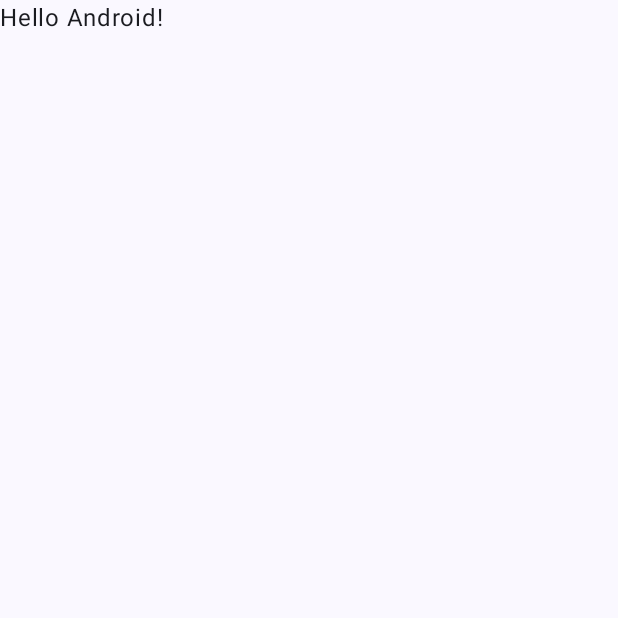
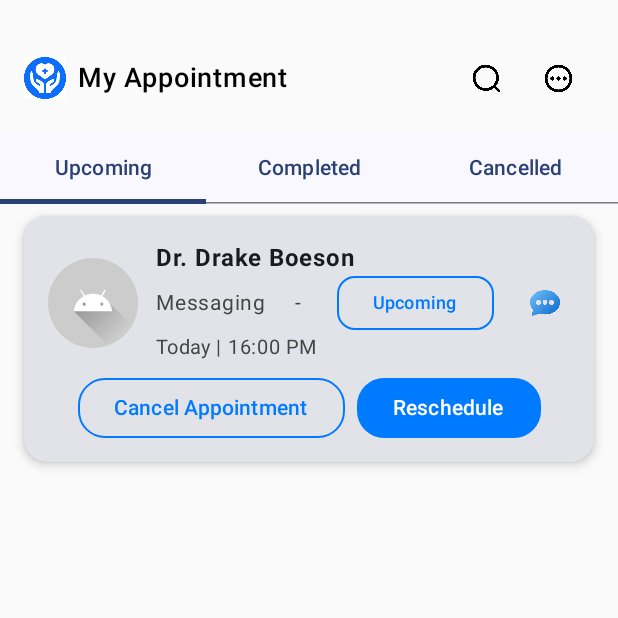
Before and after one commit to IT-Teacher/OnlineMedical, an Android app built with Jetpack Compose: the screen it shows after launch (MainActivity), on a phone screen of 412 x 824 dp, the top half of it. Before the commit the part shown is almost empty. Run offline under Robolectric (Android 15) with nearby library versions, the phone set to English and light mode, and no system bars.

Commit message:
Unfinished Appointment screen

```diff
--- a/app/src/main/java/uz/itteacher/onlinemedical/MainActivity.kt
+++ b/app/src/main/java/uz/itteacher/onlinemedical/MainActivity.kt
@@ -11,6 +11,7 @@ import androidx.compose.material3.Text
 import androidx.compose.runtime.Composable
 import androidx.compose.ui.Modifier
 import androidx.compose.ui.tooling.preview.Preview
+import uz.itteacher.onlinemedical.screens.appointments.AppointmentsScreen
 import uz.itteacher.onlinemedical.ui.theme.OnlineMedicalTheme
 
 class MainActivity : ComponentActivity() {
@@ -19,29 +20,16 @@ class MainActivity : ComponentActivity() {
         enableEdgeToEdge()
         setContent {
             OnlineMedicalTheme {
-                Scaffold(modifier = Modifier.fillMaxSize()) { innerPadding ->
-                    Greeting(
-                        name = "Android",
-                        modifier = Modifier.padding(innerPadding)
-                    )
-                }
+                AppointmentsScreen()
             }
         }
     }
-}
-
-@Composable
-fun Greeting(name: String, modifier: Modifier = Modifier) {
-    Text(
-        text = "Hello $name!",
-        modifier = modifier
-    )
 }
 
 @Preview(showBackground = true)
 @Composable
 fun GreetingPreview() {
     OnlineMedicalTheme {
-        Greeting("Android")
+        AppointmentsScreen()
     }
 }
--- /dev/null
+++ b/app/src/main/java/uz/itteacher/onlinemedical/model/Appointment.kt
@@ -0,0 +1,12 @@
+package uz.itteacher.onlinemedical.model
+
+enum class AppointmentStatus { UPCOMING, COMPLETED, CANCELLED }
+
+data class Appointment(
+    val doctorName: String,
+    val type: String,
+    val date: String,
+    val time: String,
+    val status: AppointmentStatus,
+    val imageRes: Int
+)
--- /dev/null
+++ b/app/src/main/java/uz/itteacher/onlinemedical/screens/appointments/AppointmentCard.kt
@@ -0,0 +1,127 @@
+package uz.itteacher.onlinemedical.screens.appointments
+
+import androidx.compose.foundation.BorderStroke
+import androidx.compose.foundation.Image
+import androidx.compose.foundation.background
+import androidx.compose.foundation.layout.*
+import androidx.compose.foundation.layout.Arrangement
+import androidx.compose.foundation.shape.CircleShape
+import androidx.compose.foundation.shape.RoundedCornerShape
+import androidx.compose.material3.*
+import androidx.compose.runtime.Composable
+import androidx.compose.ui.Alignment
+import androidx.compose.ui.Modifier
+import androidx.compose.ui.graphics.Color
+import androidx.compose.ui.layout.ContentScale
+import androidx.compose.ui.res.painterResource
+import androidx.compose.ui.text.font.FontWeight
+import androidx.compose.ui.unit.dp
+import androidx.compose.ui.unit.sp
+import uz.itteacher.onlinemedical.R
+import uz.itteacher.onlinemedical.model.Appointment
+
+@Composable
+fun AppointmentCard(appointment: Appointment) {
+    Card(
+        modifier = Modifier
+            .fillMaxWidth()
+            .padding(vertical = 8.dp, horizontal = 16.dp)
+            .heightIn(min = 100.dp, max = 250.dp),
+        shape = RoundedCornerShape(16.dp),
+        elevation = CardDefaults.cardElevation(4.dp)
+    ) {
+        Column(
+            modifier = Modifier
+                .fillMaxWidth()
+                .padding(16.dp)
+        ) {
+            // First Row: Image, Text Column, and Messaging Row
+            Row(
+                modifier = Modifier.fillMaxWidth(),
+                verticalAlignment = Alignment.CenterVertically
+            ) {
+                Image(
+                    painter = painterResource(id = R.drawable.ic_launcher_foreground),
+                    contentDescription = null,
+                    contentScale = ContentScale.Crop,
+                    modifier = Modifier
+                        .size(60.dp)
+                        .background(Color.LightGray, shape = CircleShape)
+                )
+
+                Spacer(modifier = Modifier.width(12.dp))
+
+                Column(modifier = Modifier.weight(1f)) {
+                    Text(
+                        text = "Dr. Drake Boeson",
+                        fontWeight = FontWeight.Bold,
+                        fontSize = 16.sp,
+                        maxLines = 1
+                    )
+                    Row(verticalAlignment = Alignment.CenterVertically) {
+                        Text(
+                            text = "Messaging     -     ",
+                            color = Color.DarkGray,
+                            fontSize = 14.sp,
+                            maxLines = 1
+                        )
+                        Button(
+                            border = BorderStroke(1.dp, Color(0xFF007BFF)),
+                            onClick = {},
+                            colors = ButtonDefaults.buttonColors(containerColor = Color(0xFF007BFF).copy(alpha = 0f), contentColor = Color(0xFF007BFF)),
+                            shape = RoundedCornerShape(12.dp),
+                            modifier = Modifier
+                                .height(36.dp)
+                                .padding(horizontal = 4.dp)
+                        ) {
+                            Text("Upcoming", fontSize = 12.sp, maxLines = 1)
+                        }
+                        Spacer(modifier = Modifier.width(20.dp))
+                        Image(
+                            painter = painterResource(id = R.drawable.message),
+                            contentDescription = "Message",
+                            modifier = Modifier.size(20.dp)
+                        )
+                    }
+                    Text(
+                        text = "Today | 16:00 PM",
+                        color = Color.DarkGray,
+                        fontSize = 13.sp,
+                        maxLines = 1
+                    )
+                }
+            }
+
+            // Second Row: Buttons
+            Row(
+                modifier = Modifier
+                    .fillMaxWidth()
+                    .padding(top = 8.dp),
+                horizontalArrangement = Arrangement.Center
+            ) {
+                Button(
+                    border = BorderStroke(1.dp, Color(0xFF007BFF)),
+                    onClick = {},
+                    colors = ButtonDefaults.buttonColors(containerColor = Color(0xFF007BFF).copy(alpha = 0.0f), contentColor = Color(0xFF007BFF)),
+                    shape = RoundedCornerShape(18.dp),
+                    modifier = Modifier
+                        .padding(end = 8.dp)
+                        .height(40.dp)
+                        .defaultMinSize(minWidth = 120.dp)
+                ) {
+                    Text("Cancel Appointment", fontSize = 14.sp, maxLines = 1)
+                }
+                Button(
+                    onClick = {},
+                    colors = ButtonDefaults.buttonColors(containerColor = Color(0xFF007BFF), contentColor = Color.White),
+                    shape = RoundedCornerShape(18.dp),
+                    modifier = Modifier
+                        .height(40.dp)
+                        .defaultMinSize(minWidth = 100.dp)
+                ) {
+                    Text("Reschedule", fontSize = 14.sp, maxLines = 1)
+                }
+            }
+        }
+    }
+}
--- /dev/null
+++ b/app/src/main/java/uz/itteacher/onlinemedical/screens/appointments/AppointmentTabs.kt
@@ -0,0 +1,26 @@
+package uz.itteacher.onlinemedical.screens.appointments
+
+import androidx.compose.foundation.layout.*
+import androidx.compose.material3.*
+import androidx.compose.runtime.*
+import androidx.compose.ui.Modifier
+import androidx.compose.ui.unit.dp
+
+@Composable
+fun AppointmentTabs(onTabSelected: (Int) -> Unit) {
+    var selectedTab by remember { mutableStateOf(0) }
+    val tabs = listOf("Upcoming", "Completed", "Cancelled")
+
+    TabRow(selectedTabIndex = selectedTab) {
+        tabs.forEachIndexed { index, title ->
+            Tab(
+                selected = selectedTab == index,
+                onClick = {
+                    selectedTab = index
+                    onTabSelected(index)
+                },
+                text = { Text(title) }
+            )
+        }
+    }
+}
--- /dev/null
+++ b/app/src/main/java/uz/itteacher/onlinemedical/screens/appointments/AppointmentsScreen.kt
@@ -0,0 +1,74 @@
+package uz.itteacher.onlinemedical.screens.appointments
+
+import androidx.compose.foundation.layout.*
+import androidx.compose.foundation.lazy.LazyColumn
+import androidx.compose.foundation.lazy.items
+import androidx.compose.material3.*
+import androidx.compose.runtime.*
+import androidx.compose.ui.Alignment
+import androidx.compose.ui.Modifier
+import androidx.compose.ui.res.painterResource
+import androidx.compose.ui.text.font.FontWeight
+import androidx.compose.ui.unit.dp
+import uz.itteacher.onlinemedical.R
+import uz.itteacher.onlinemedical.model.*
+
+@Composable
+fun AppointmentsScreen() {
+    var selectedTab by remember { mutableStateOf(0) }
+
+    val allAppointments = listOf(
+        Appointment("Raul Zirkind", "Voice Call", "Dec 12, 2022", "16:00 PM",
+            AppointmentStatus.CANCELLED, R.drawable.ic_launcher_foreground),
+        Appointment("Aidan Allende", "Video Call", "Dec 14, 2022", "15:00 PM",
+            AppointmentStatus.COMPLETED, R.drawable.ic_launcher_foreground),
+        Appointment("Drake Boeson", "Messaging", "Today", "16:00 PM",
+            AppointmentStatus.UPCOMING, R.drawable.ic_launcher_foreground),
+    )
+
+    val filteredAppointments = when (selectedTab) {
+        0 -> allAppointments.filter { it.status == AppointmentStatus.UPCOMING }
+        1 -> allAppointments.filter { it.status == AppointmentStatus.COMPLETED }
+        else -> allAppointments.filter { it.status == AppointmentStatus.CANCELLED }
+    }
+
+    Column(modifier = Modifier.fillMaxSize()) {
+        AppointmentTopBar(
+            onSearchClick = { /* TODO: handle search */ },
+            onMoreClick = { /* TODO: handle menu */ }
+        )
+
+        AppointmentTabs(onTabSelected = { selectedTab = it })
+
+        if (filteredAppointments.isEmpty()) {
+            EmptyState()
+        } else {
+            LazyColumn(modifier = Modifier.fillMaxSize()) {
+                items(filteredAppointments) { appointment ->
+                    AppointmentCard(appointment)
+                }
+            }
+        }
+    }
+}
+
+@Composable
+fun EmptyState() {
+    Box(
+        modifier = Modifier
+            .fillMaxSize()
+            .padding(32.dp),
+        contentAlignment = Alignment.Center
+    ) {
+        Column(horizontalAlignment = Alignment.CenterHorizontally) {
+            Icon(
+                painter = painterResource(id = R.drawable.ic_launcher_foreground),
+                contentDescription = null,
+                tint = MaterialTheme.colorScheme.primary,
+                modifier = Modifier.size(100.dp)
+            )
+            Text("You don’t have an appointment yet", fontWeight = FontWeight.Bold)
+            Text("You don’t have a doctor’s appointment scheduled at the moment.")
+        }
+    }
+}
--- /dev/null
+++ b/app/src/main/java/uz/itteacher/onlinemedical/screens/appointments/TopAppBarSection.kt
@@ -0,0 +1,62 @@
+package uz.itteacher.onlinemedical.screens.appointments
+
+import androidx.compose.foundation.Image
+import androidx.compose.foundation.layout.*
+import androidx.compose.material3.IconButton
+import androidx.compose.material3.Text
+import androidx.compose.runtime.Composable
+import androidx.compose.ui.Alignment
+import androidx.compose.ui.Modifier
+import androidx.compose.ui.graphics.Color
+import androidx.compose.ui.res.painterResource
+import androidx.compose.ui.text.font.FontWeight
+import androidx.compose.ui.unit.dp
+import androidx.compose.ui.unit.sp
+import uz.itteacher.onlinemedical.R
+
+@Composable
+fun AppointmentTopBar(
+    onSearchClick: () -> Unit = {},
+    onMoreClick: () -> Unit = {}
+) {
+    Spacer(modifier = Modifier.height(16.dp))
+    Row(
+        modifier = Modifier
+            .fillMaxWidth()
+            .padding(horizontal = 16.dp, vertical = 12.dp),
+        verticalAlignment = Alignment.CenterVertically,
+        horizontalArrangement = Arrangement.SpaceBetween
+    ) {
+        Row(verticalAlignment = Alignment.CenterVertically) {
+            Image(
+                painter = painterResource(id = R.drawable.app_icon),
+                contentDescription = null,
+                modifier = Modifier.size(28.dp)
+            )
+            Spacer(modifier = Modifier.width(8.dp))
+            Text(
+                text = "My Appointment",
+                fontSize = 18.sp,
+                fontWeight = FontWeight.SemiBold,
+                color = Color.Black
+            )
+        }
+
+        Row(verticalAlignment = Alignment.CenterVertically) {
+            IconButton(onClick = onSearchClick) {
+                Image(
+                    painter = painterResource(id = R.drawable.search),
+                    contentDescription = "Search",
+                    modifier = Modifier.size(22.dp)
+                )
+            }
+            IconButton(onClick = onMoreClick) {
+                Image(
+                    painter = painterResource(id = R.drawable.more),
+                    contentDescription = "More",
+                    modifier = Modifier.size(22.dp)
+                )
+            }
+        }
+    }
+}
```
Also changed, not shown: app/src/main/res/drawable/app_icon.jpg (added), app/src/main/res/drawable/appointment_list.png (added), app/src/main/res/drawable/message.png (added), app/src/main/res/drawable/more.png (added), app/src/main/res/drawable/search.png (added).
